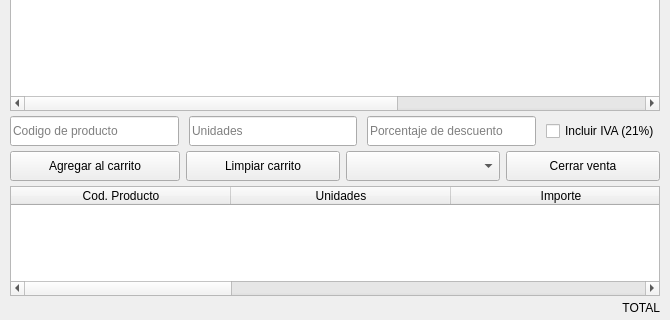
Old version of the form uis/interfazGestor.ui in the repository schulz-franco/gestor_de_ventas; both pictures show x 0 to 670 and y 248 to 568 of the 670 by 568 pixel window.
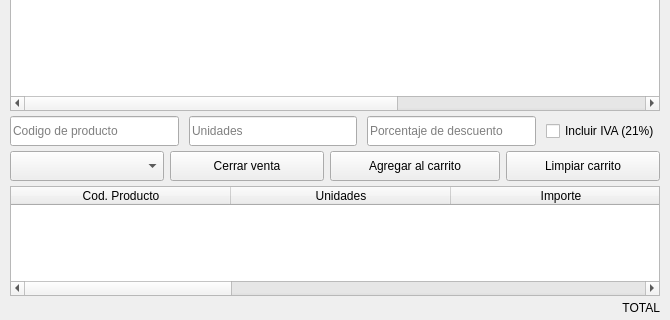
New version of the form.

Commit message: solucion error busqueda, gestion ventas

Diff of the .ui file:
```diff
--- a/uis/interfazGestor.ui
+++ b/uis/interfazGestor.ui
@@ -461,6 +461,41 @@
           <property name="bottomMargin">
            <number>0</number>
           </property>
+          <item>
+           <widget class="QComboBox" name="comboVendedor">
+            <property name="sizePolicy">
+             <sizepolicy hsizetype="Preferred" vsizetype="Fixed">
+              <horstretch>0</horstretch>
+              <verstretch>0</verstretch>
+             </sizepolicy>
+            </property>
+            <property name="minimumSize">
+             <size>
+              <width>0</width>
+              <height>30</height>
+             </size>
+            </property>
+           </widget>
+          </item>
+          <item>
+           <widget class="QToolButton" name="btnCerrarVenta">
+            <property name="sizePolicy">
+             <sizepolicy hsizetype="Preferred" vsizetype="Fixed">
+              <horstretch>0</horstretch>
+              <verstretch>0</verstretch>
+             </sizepolicy>
+            </property>
+            <property name="minimumSize">
+             <size>
+              <width>0</width>
+              <height>30</height>
+             </size>
+            </property>
+            <property name="text">
+             <string>Cerrar venta</string>
+            </property>
+           </widget>
+          </item>
           <item>
            <widget class="QPushButton" name="btn_agregar_carrito">
             <property name="sizePolicy">
@@ -499,41 +534,6 @@
             </property>
            </widget>
           </item>
-          <item>
-           <widget class="QComboBox" name="comboVendedor">
-            <property name="sizePolicy">
-             <sizepolicy hsizetype="Preferred" vsizetype="Fixed">
-              <horstretch>0</horstretch>
-              <verstretch>0</verstretch>
-             </sizepolicy>
-            </property>
-            <property name="minimumSize">
-             <size>
-              <width>0</width>
-              <height>30</height>
-             </size>
-            </property>
-           </widget>
-          </item>
-          <item>
-           <widget class="QToolButton" name="btnCerrarVenta">
-            <property name="sizePolicy">
-             <sizepolicy hsizetype="Preferred" vsizetype="Fixed">
-              <horstretch>0</horstretch>
-              <verstretch>0</verstretch>
-             </sizepolicy>
-            </property>
-            <property name="minimumSize">
-             <size>
-              <width>0</width>
-              <height>30</height>
-             </size>
-            </property>
-            <property name="text">
-             <string>Cerrar venta</string>
-            </property>
-           </widget>
-          </item>
          </layout>
         </widget>
        </item>
```
The commit also changes 27 other files.
